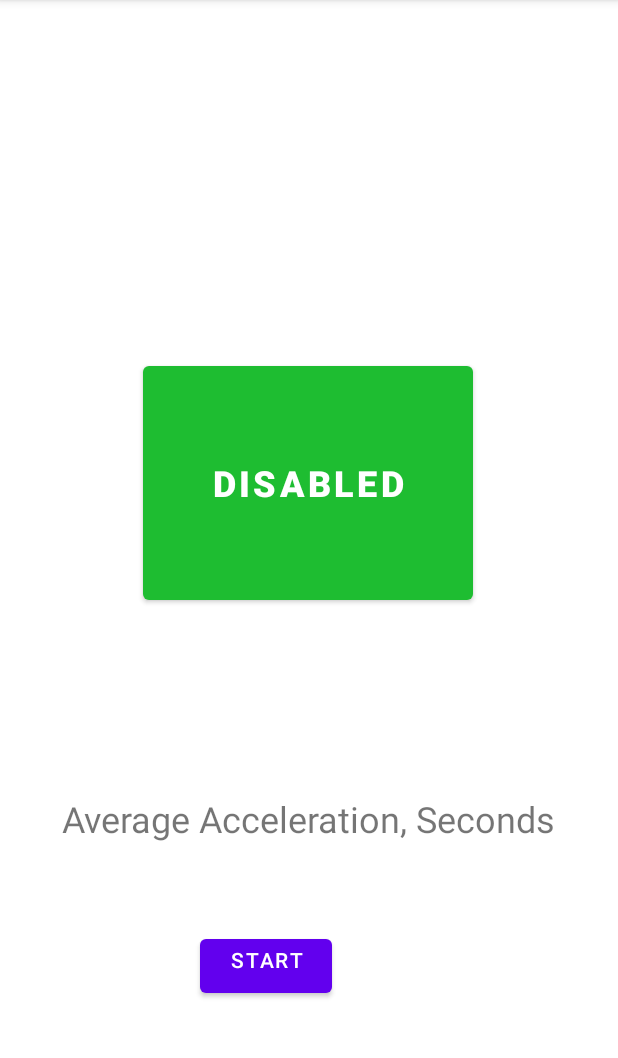
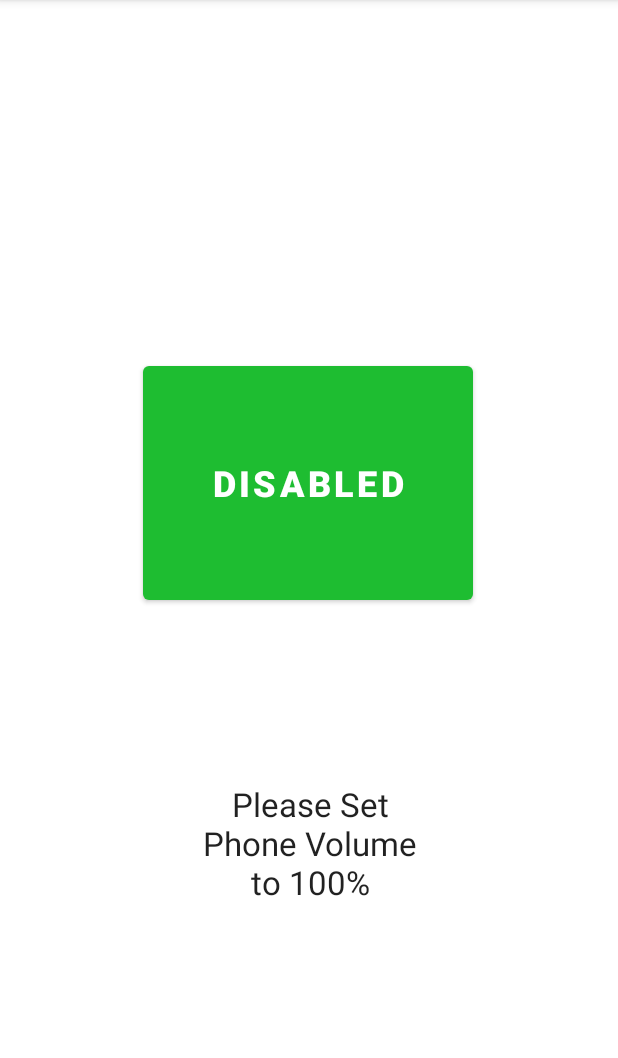
Before and after one commit to benjaminBroudy/Mobile-Theft-Alert, an Android app: the screen it shows after launch (MainActivity), on a phone screen of 412 x 824 dp, the part 84-1142 px from its top. Run offline under Robolectric (Android 15) with nearby library versions, the phone set to English and light mode, and no system bars.

Commit message:
Add Custom Audio And Add Text On App Face

```diff
--- a/Mobile Theft Alert/app/src/main/java/com/example/cac2021service/extension.java
+++ b/Mobile Theft Alert/app/src/main/java/com/example/cac2021service/extension.java
@@ -10,6 +10,7 @@ import android.hardware.Sensor;
 import android.hardware.SensorEvent;
 import android.hardware.SensorEventListener;
 import android.hardware.SensorManager;
+import android.media.AudioManager;
 import android.media.MediaPlayer;
 import android.os.Build;
 import android.os.IBinder;
@@ -51,7 +52,8 @@ public class extension extends Service implements SensorEventListener {
     @Override
     public int onStartCommand(Intent intent, int flags, int startId) {
 
-        player = MediaPlayer.create(this, Settings.System.DEFAULT_ALARM_ALERT_URI);
+        //player = MediaPlayer.create(this, Settings.System.DEFAULT_ALARM_ALERT_URI);
+        player = MediaPlayer.create(this, R.raw.alert);
         player.setLooping(true);
 
         vibrator = (Vibrator) getSystemService(VIBRATOR_SERVICE);
@@ -101,6 +103,7 @@ public class extension extends Service implements SensorEventListener {
 
         if (alarmOn) {
 
+            player.setVolume(1, 1);
             player.start();
             vibrator.vibrate(100);
 
--- a/Mobile Theft Alert/app/src/main/res/layout/activity_main.xml
+++ b/Mobile Theft Alert/app/src/main/res/layout/activity_main.xml
@@ -43,9 +43,11 @@
         android:gravity="center"
         android:text="Average Acceleration, Seconds"
         android:textSize="24sp"
+        android:visibility="gone"
         app:layout_constraintBottom_toBottomOf="parent"
         app:layout_constraintEnd_toEndOf="parent"
-        app:layout_constraintStart_toStartOf="parent" />
+        app:layout_constraintStart_toStartOf="parent"
+        tools:visibility="gone" />
 
     <Button
         android:id="@+id/debugButton"
@@ -56,7 +58,25 @@
         android:layout_marginTop="32dp"
         android:gravity="center_horizontal"
         android:text="Start"
+        android:visibility="gone"
         app:layout_constraintStart_toStartOf="parent"
-        app:layout_constraintTop_toBottomOf="@+id/textView" />
+        app:layout_constraintTop_toBottomOf="@+id/textView"
+        tools:visibility="gone" />
+
+    <TextView
+        android:id="@+id/textView2"
+        android:layout_width="146dp"
+        android:layout_height="131dp"
+        android:layout_marginStart="47dp"
+        android:layout_marginLeft="47dp"
+        android:layout_marginEnd="45dp"
+        android:layout_marginRight="45dp"
+        android:layout_marginBottom="140dp"
+        android:gravity="center"
+        android:text="Please Set Phone Volume to 100%"
+        android:textAppearance="@style/TextAppearance.AppCompat.Large"
+        app:layout_constraintBottom_toBottomOf="parent"
+        app:layout_constraintEnd_toEndOf="parent"
+        app:layout_constraintStart_toStartOf="parent" />
 
 </androidx.constraintlayout.widget.ConstraintLayout>
```
Also changed, not shown: 4 other files.
